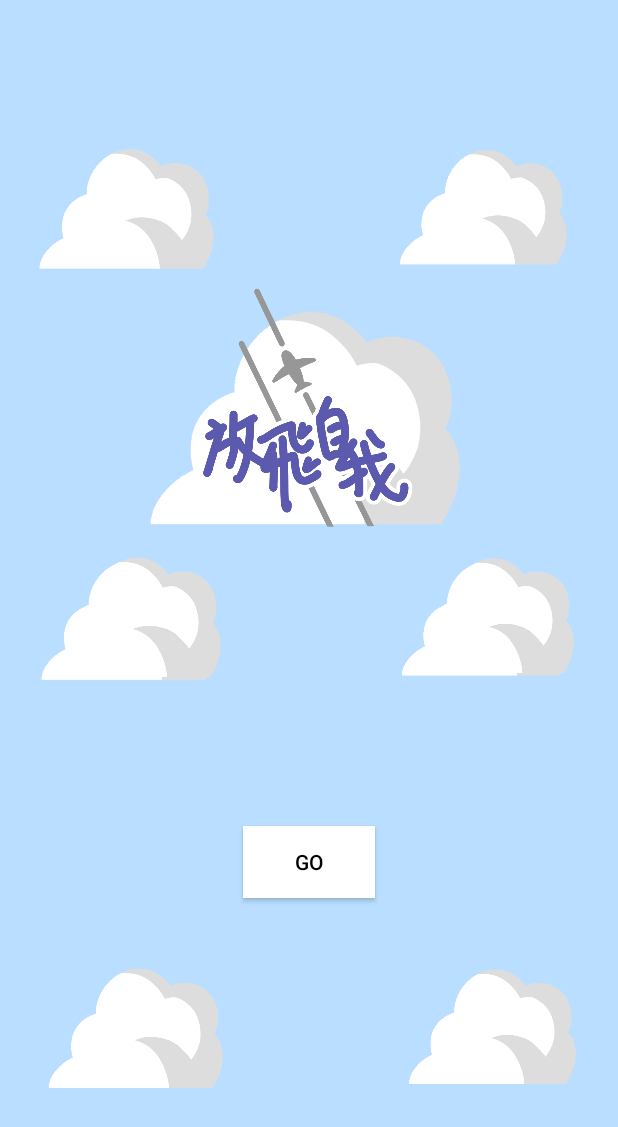
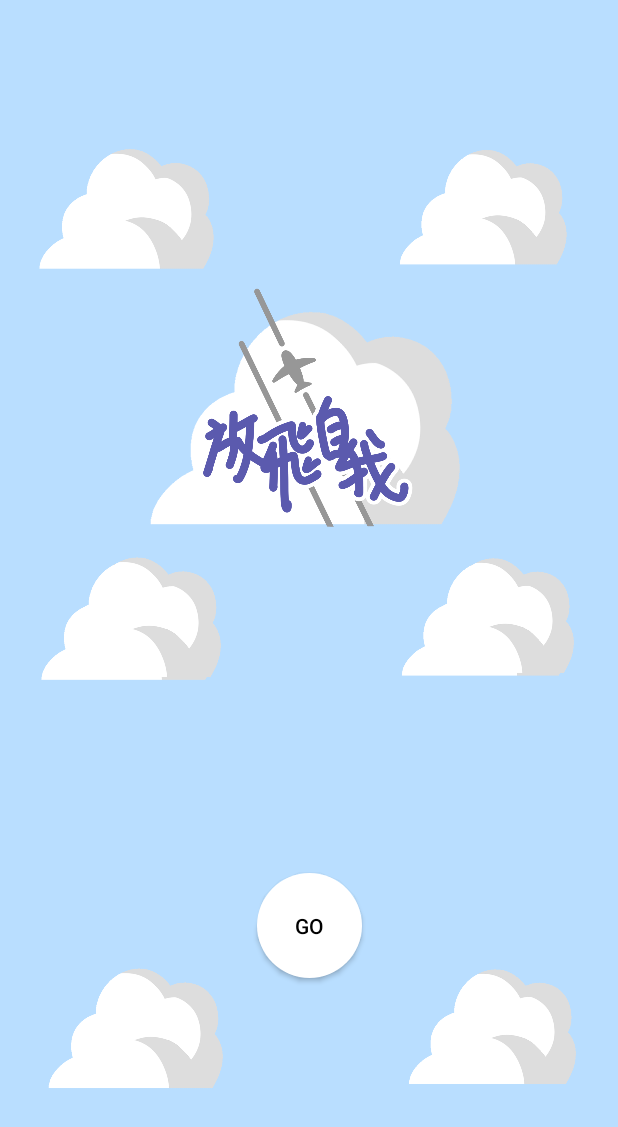
Before and after one commit to ChingWenWen/Fly-for-Freedom, an Android app: the screen it shows after launch (MainActivity), on a phone screen of 412 x 824 dp. Shown: the top 1127 px of the screen. Run offline under Robolectric (Android 15) with nearby library versions, the phone set to English and light mode, and no system bars.

Commit message:
circle button

```diff
--- /dev/null
+++ b/app/src/main/res/drawable/btn_circle.xml
@@ -0,0 +1,6 @@
+<?xml version="1.0" encoding="utf-8"?>
+<shape xmlns:android="http://schemas.android.com/apk/res/android">
+    <size android:height="70dp" android:width="70dp"/>
+    <solid android:color="#ffffff"/>
+    <corners android:radius="35dp"/>
+</shape>
--- a/app/src/main/res/layout/activity_main.xml
+++ b/app/src/main/res/layout/activity_main.xml
@@ -18,16 +18,16 @@
 
     <Button
         android:id="@+id/go"
-        android:layout_width="wrap_content"
-        android:layout_height="wrap_content"
-        android:background="#ffffff"
+        android:layout_width="70dp"
+        android:layout_height="70dp"
+        android:layout_marginBottom="172dp"
+        android:background="@drawable/btn_circle"
         android:onClick="onClicktoChoose"
         android:text="go"
         android:textColor="@android:color/background_dark"
         app:layout_constraintBottom_toBottomOf="parent"
         app:layout_constraintEnd_toEndOf="parent"
-        app:layout_constraintStart_toStartOf="parent"
-        app:layout_constraintTop_toTopOf="parent"
-        app:layout_constraintVertical_bias="0.71" />
+        app:layout_constraintHorizontal_bias="0.5"
+        app:layout_constraintStart_toStartOf="parent" />
 
 </androidx.constraintlayout.widget.ConstraintLayout>
```
